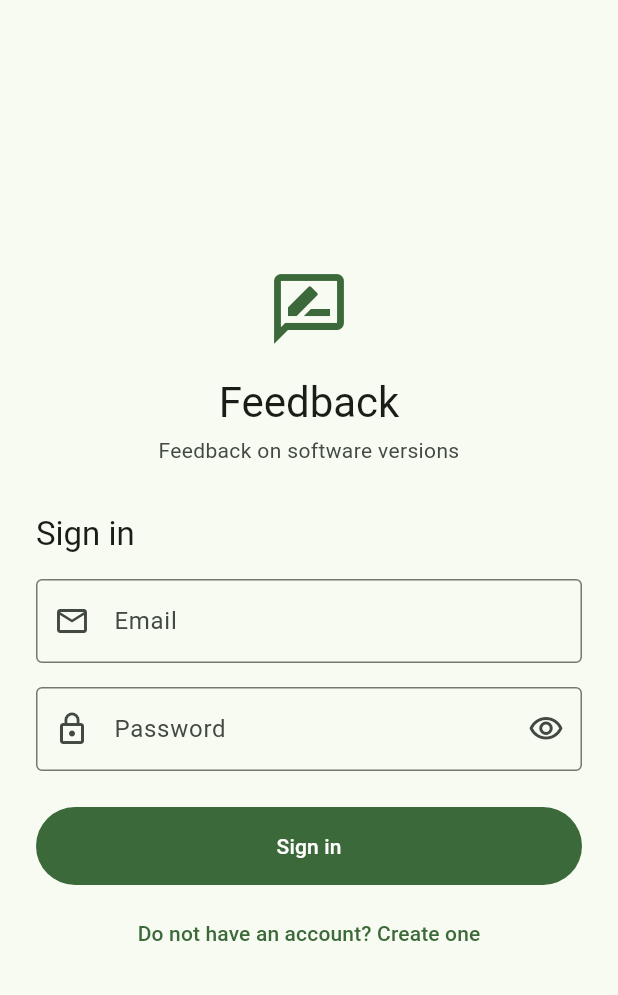
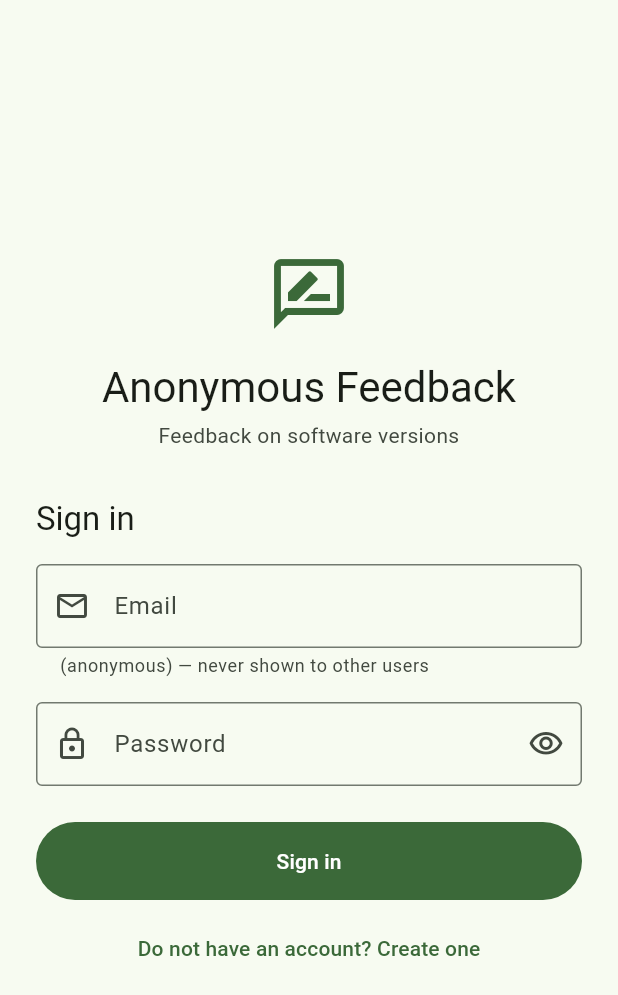
Before and after one commit to sarahv29/anonymous-feedback-app, a Flutter app: the screen it shows after launch, on a phone screen of 412 x 824 dp. Shown: the top 995 px of the screen. Run offline on Flutter 3.47's test engine with Material 3 defaults, Android fonts, the phone set to English and light mode, and no system bars; our stand-ins replace device_info_plus, shared_preferences; accounts and stored records are empty.

Commit message:
Logo, nume Anonymous Feedback, mentiune anonimat, bara verde-menta

```diff
--- a/lib/main.dart
+++ b/lib/main.dart
@@ -4,47 +4,70 @@ import 'api_service.dart';
 import 'screens/auth_screen.dart';
 import 'screens/home_screen.dart';
 
+/// Verdele marcii, acelasi din logo (#43A047).
+const Color kBrandGreen = Color(0xFF43A047);
+
+/// Verde-menta aprins, pentru bara de navigare.
+/// Sare in ochi ca un neon, dar ramane lizibil si pe tema luminoasa,
+/// spre deosebire de verdele neon pur, care pe alb devine ilizibil.
+const Color kAccentNeon = Color(0xFF00E676);
+
 Future<void> main() async {
-  // Necesar inainte de orice apel asincron facut inaintea runApp().
   WidgetsFlutterBinding.ensureInitialized();
-
-  // Recupereaza token-ul salvat pe telefon, ca utilizatorul
-  // sa nu se reautentifice la fiecare pornire.
   await ApiService.loadSession();
-
-  runApp(const FeedbackApp());
+  runApp(const AnonymousFeedbackApp());
 }
 
-class FeedbackApp extends StatelessWidget {
-  const FeedbackApp({super.key});
+class AnonymousFeedbackApp extends StatelessWidget {
+  const AnonymousFeedbackApp({super.key});
+
+  ThemeData _theme(Brightness brightness) {
+    final scheme = ColorScheme.fromSeed(
+      seedColor: kBrandGreen,
+      brightness: brightness,
+    );
+    final isDark = brightness == Brightness.dark;
+
+    return ThemeData(
+      useMaterial3: true,
+      colorScheme: scheme,
+      navigationBarTheme: NavigationBarThemeData(
+        // Pastila din spatele filei active, in chihlimbar.
+        indicatorColor: kAccentNeon,
+        backgroundColor: isDark ? scheme.surfaceContainer : scheme.surface,
+        elevation: 3,
+        labelTextStyle: WidgetStateProperty.resolveWith((states) {
+          final selected = states.contains(WidgetState.selected);
+          return TextStyle(
+            fontSize: 12,
+            fontWeight: selected ? FontWeight.w700 : FontWeight.w500,
+            color: selected ? kAccentNeon : scheme.onSurfaceVariant,
+          );
+        }),
+        iconTheme: WidgetStateProperty.resolveWith((states) {
+          final selected = states.contains(WidgetState.selected);
+          return IconThemeData(
+            // Pe pastila verde aprinsa punem iconita inchisa, altfel nu se vede.
+            color: selected ? const Color(0xFF003820) : scheme.onSurfaceVariant,
+          );
+        }),
+      ),
+    );
+  }
 
   @override
   Widget build(BuildContext context) {
     return MaterialApp(
-      title: 'Feedback',
+      title: 'Anonymous Feedback',
       debugShowCheckedModeBanner: false,
-      theme: ThemeData(
-        useMaterial3: true,
-        colorScheme: ColorScheme.fromSeed(
-          seedColor: const Color(0xFF2E7D32),
-          brightness: Brightness.light,
-        ),
-      ),
-      darkTheme: ThemeData(
-        useMaterial3: true,
-        colorScheme: ColorScheme.fromSeed(
-          seedColor: const Color(0xFF2E7D32),
-          brightness: Brightness.dark,
-        ),
-      ),
-      // Urmeaza setarea telefonului: luminos sau intunecat.
+      theme: _theme(Brightness.light),
+      darkTheme: _theme(Brightness.dark),
       themeMode: ThemeMode.system,
       home: const AuthGate(),
     );
   }
 }
 
-/// Decide ce ecran se vede la pornire, in functie de existenta unui token.
 class AuthGate extends StatefulWidget {
   const AuthGate({super.key});
 
--- a/lib/screens/auth_screen.dart
+++ b/lib/screens/auth_screen.dart
@@ -103,7 +103,7 @@ class _AuthScreenState extends State<AuthScreen> {
                     ),
                     const SizedBox(height: 16),
                     Text(
-                      'Feedback',
+                      'Anonymous Feedback',
                       textAlign: TextAlign.center,
                       style: theme.textTheme.headlineMedium,
                     ),
@@ -128,6 +128,10 @@ class _AuthScreenState extends State<AuthScreen> {
                         labelText: 'Email',
                         prefixIcon: Icon(Icons.mail_outline),
                         border: OutlineInputBorder(),
+                        // Promisiunea de anonimat, chiar sub campul unde
+                        // utilizatorul ezita cel mai mult sa scrie.
+                        helperText: '(anonymous) — never shown to other users',
+                        helperMaxLines: 2,
                       ),
                       validator: _validateEmail,
                     ),
```
Also changed, not shown: pubspec.yaml (+8 -0 lines), assets/feature_graphic_1024x500.png (added), assets/icon.png (added), assets/icon_foreground.png (added), assets/play_store_512.png (added), pubspec.lock, 13 other files.
